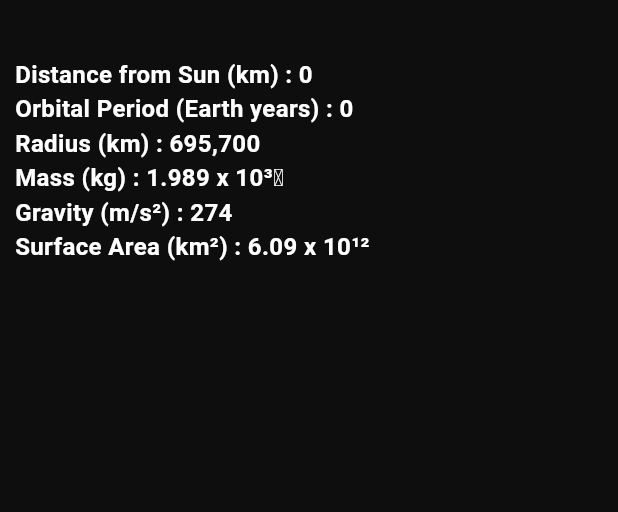
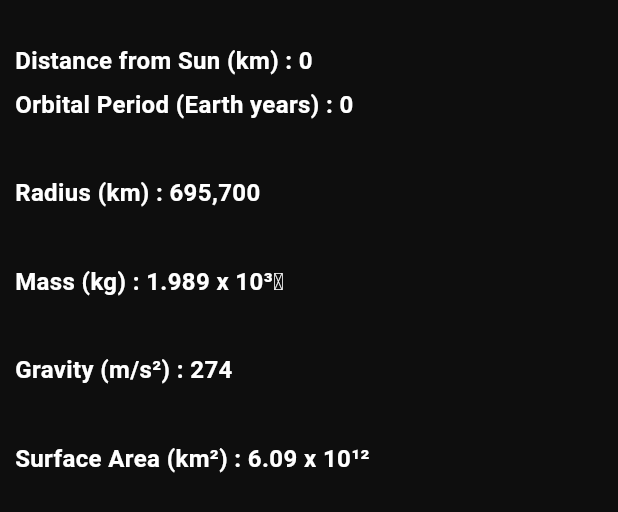
Before and after one commit to tmoawad26-maker/spaceapp, a Flutter app: the PlanetInfoWidget widget shown alone on an empty page, opened directly with sample values from the repository, on a phone screen of 412 x 824 dp. Shown: the top 512 px of the screen. Run offline on Flutter 3.47's test engine with Material 3 defaults, Android fonts, the phone set to English and light mode, and no system bars; missing offline and left inert: flutter_3d_controller.

Commit message:
adding spacing between widgets

```diff
--- a/lib/features/planet_details/screens/planet_details_screen.dart
+++ b/lib/features/planet_details/screens/planet_details_screen.dart
@@ -5,7 +5,6 @@ import 'package:spaceapp/core/utils/app_strings.dart';
 import 'package:spaceapp/features/home/models/planet_model.dart';
 import 'package:spaceapp/features/planet_details/widgets/custom_app_bar_planet_details.dart';
 import 'package:spaceapp/features/planet_details/widgets/custom_image_3d_model_widget.dart';
-import 'package:spaceapp/features/planet_details/widgets/planet_info_list_view.dart';
 import 'package:spaceapp/features/planet_details/widgets/planet_info_widget.dart';
 
 class PlanetDetailsScreen extends StatelessWidget {
@@ -46,6 +45,7 @@ class PlanetDetailsScreen extends StatelessWidget {
                 ),
               ),
             ),
+            SizedBox(height: 15,),
             Expanded(
               child: Align(
                 alignment: .topLeft,
--- a/lib/features/planet_details/widgets/planet_info_widget.dart
+++ b/lib/features/planet_details/widgets/planet_info_widget.dart
@@ -2,7 +2,7 @@ import 'package:flutter/material.dart';
 import 'package:spaceapp/core/utils/app_colors.dart';
 import 'package:spaceapp/core/utils/app_strings.dart';
 import 'package:spaceapp/features/planet_details/models/planet_info_model.dart';
-import 'package:spaceapp/features/planet_details/widgets/text_align_widget.dart';
+
 
 class PlanetInfoWidget extends StatelessWidget {
   const PlanetInfoWidget({
@@ -15,7 +15,7 @@ class PlanetInfoWidget extends StatelessWidget {
   @override
   Widget build(BuildContext context) {
     return Padding(
-      padding: const EdgeInsets.only(left: 10.0,bottom: 10),
+      padding: const EdgeInsets.only(left: 10.0,bottom: 33),
       child: SingleChildScrollView(
         child: Column(
           crossAxisAlignment: .start,
@@ -28,7 +28,7 @@ class PlanetInfoWidget extends StatelessWidget {
                 fontWeight: .w300,
               ),
             ),
-            SizedBox(height: 15),
+            SizedBox(height: 6,),
           Text('${AppStrings.distanceFromSun} : ${planetInfoModel.distanceSun}',
             style: TextStyle(
               color: AppColors.white,
@@ -36,11 +36,13 @@ class PlanetInfoWidget extends StatelessWidget {
               fontWeight: .w700,
             ),
           ),
+          SizedBox(height: 6,),
             Text(
               '${AppStrings.orbitalPeriod} : ${planetInfoModel.orbitalPeriod}',
               style: TextStyle(color: AppColors.white , fontSize: 16,
                 fontWeight: .w700),
             ),
+            SizedBox(height: 36,),
             Text(
               '${AppStrings.radius} : ${planetInfoModel.radius}',
               style: TextStyle(color: AppColors.white,
@@ -48,6 +50,7 @@ class PlanetInfoWidget extends StatelessWidget {
                 fontWeight: .w700
               ),
             ),
+            SizedBox(height: 36,),
             Text(
               '${AppStrings.mass} : ${planetInfoModel.mass}',
               style: TextStyle(color: AppColors.white,
@@ -55,6 +58,7 @@ class PlanetInfoWidget extends StatelessWidget {
                 fontWeight: .w700
               ),
             ),
+            SizedBox(height: 36,),
             Text(
               '${AppStrings.gravity} : ${planetInfoModel.gravity}',
               style: TextStyle(color: AppColors.white,
@@ -62,6 +66,7 @@ class PlanetInfoWidget extends StatelessWidget {
                 fontWeight: .w700
               ),
             ),
+            SizedBox(height: 36,),
             Text(
               '${AppStrings.surfaceArea} : ${planetInfoModel.surfaceAreay}',
               style: TextStyle(color: AppColors.white,fontSize: 16,
```
